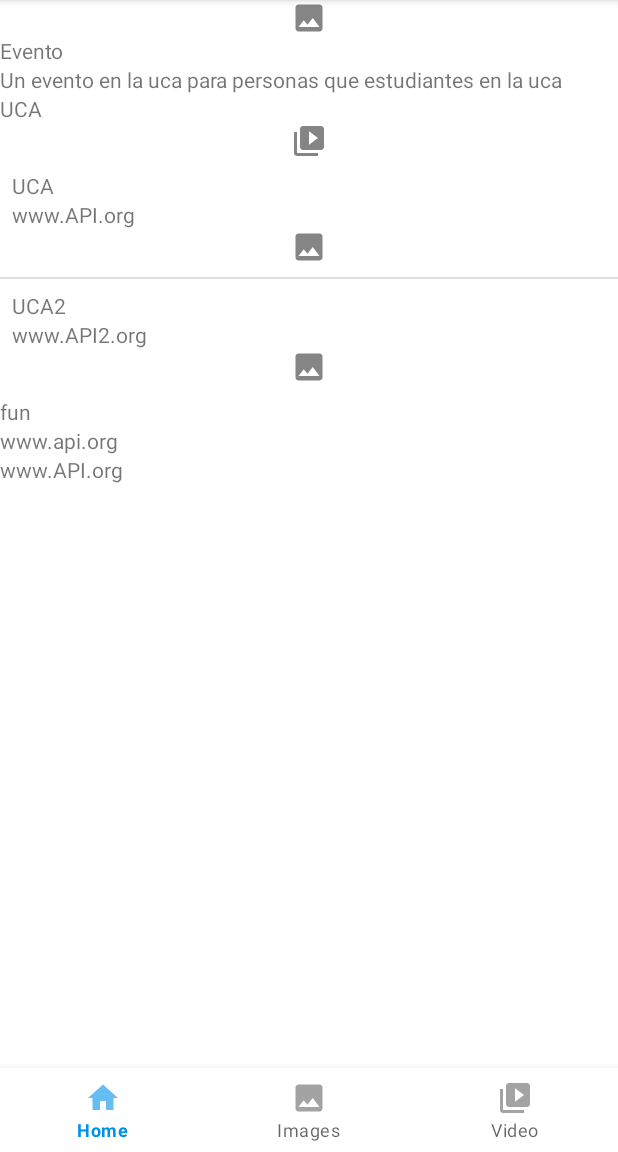
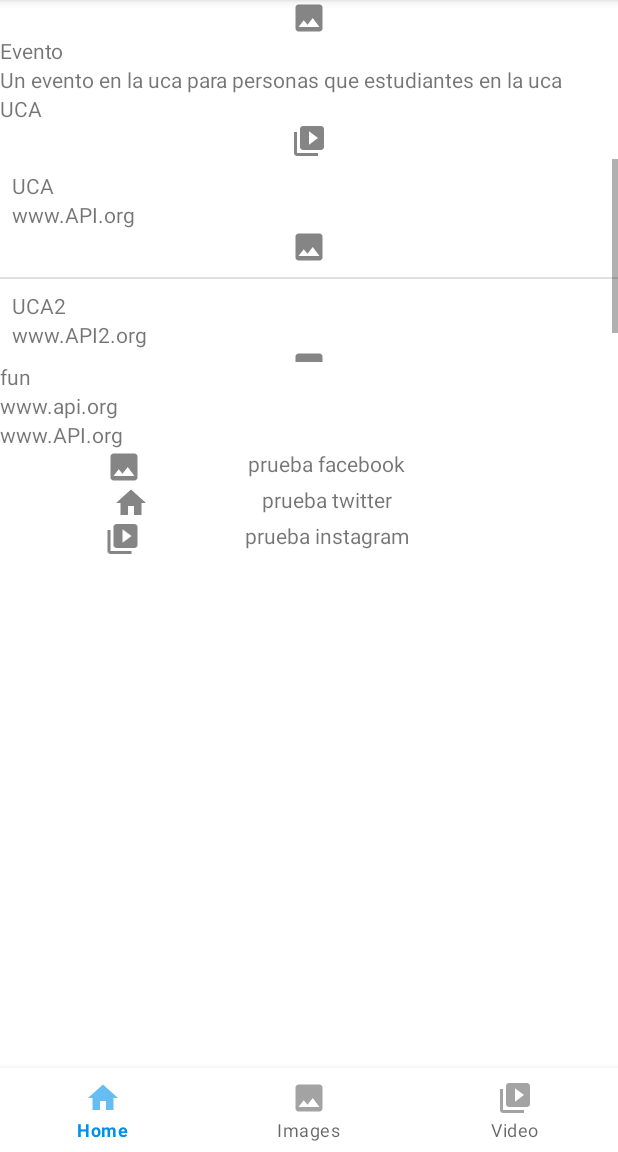
Before and after one commit to Sortweste/FeriaSolidaridadApp, an Android app: the screen it shows after launch (MainActivity), after a tap on "Evento", on a phone screen of 412 x 824 dp, the part 84-1236 px from its top. Run offline under Robolectric (Android 15) with nearby library versions, the phone set to English and light mode, and no system bars.

Commit message:
Mostrar redes sociales al abrir la cardview y poder retroceder en MainActivity

```diff
--- a/app/src/main/java/com/sort/feriaapp/MainActivity.kt
+++ b/app/src/main/java/com/sort/feriaapp/MainActivity.kt
@@ -30,13 +30,13 @@ class MainActivity : AppCompatActivity() {
         binding.bottomNavigation.setOnNavigationItemSelectedListener {
             when(it.itemId){
                 R.id.page_1 -> {
-                    setCurrentFragment(homeFragment)
+                    setCurrentFragment(homeFragment).addToBackStack(null)
                 }
                 R.id.page_2 -> {
-                    setCurrentFragment(mediaFragment)
+                    setCurrentFragment(mediaFragment).addToBackStack(null)
                 }
                 R.id.page_3 -> {
-                    setCurrentFragment(galleryFragment)
+                    setCurrentFragment(galleryFragment).addToBackStack(null)
                 }
             }
             true
--- a/app/src/main/java/com/sort/feriaapp/data/Article.kt
+++ b/app/src/main/java/com/sort/feriaapp/data/Article.kt
@@ -17,17 +17,11 @@ class Article (){
     var events:ArrayList<Events>? = null
     var type:String? = null
     var homepage:String? = null
-    //var social_media:ArrayList<socialMedia>? = null
+    var social_media:ArrayList<SocialMedia>? = null
 
-    constructor(id: Int,foto:Int,title:String, institution:String, description:String):this(){
-        this.id = id
-        this.foto = foto
-        this.title = title
-        this.institution = institution
-        this.description = description
-    }
+
     constructor(id: Int,foto:Int,title:String, institution:String, description:String,video:Int,meeting_url:String,
-    events: ArrayList<Events>,type:String,homepage:String):this(){
+    events: ArrayList<Events>,type:String,homepage:String,socialMedia:ArrayList<SocialMedia>):this(){
         this.id = id
         this.foto = foto
         this.title = title
@@ -38,5 +32,6 @@ class Article (){
         this.events = events
         this.type = type
         this.homepage = homepage
+        this.social_media = socialMedia
     }
 }
--- /dev/null
+++ b/app/src/main/java/com/sort/feriaapp/data/SocialMedia.kt
@@ -0,0 +1,14 @@
+package com.sort.feriaapp.data
+
+class SocialMedia() {
+    var name:String? = null
+    var url:String? = null
+    var type:String? = null
+
+    constructor(name:String, url:String, type:String):this(){
+        this.name = name
+        this.url = url
+        this.type = type
+    }
+
+}
--- a/app/src/main/java/com/sort/feriaapp/ui/HomeFragment.kt
+++ b/app/src/main/java/com/sort/feriaapp/ui/HomeFragment.kt
@@ -1,6 +1,7 @@
 package com.sort.feriaapp.ui
 
 import android.os.Bundle
+import android.util.Log
 import androidx.fragment.app.Fragment
 import android.view.LayoutInflater
 import android.view.View
@@ -9,10 +10,7 @@ import androidx.fragment.app.FragmentTransaction
 import androidx.recyclerview.widget.GridLayoutManager
 import androidx.recyclerview.widget.RecyclerView
 import com.sort.feriaapp.R
-import com.sort.feriaapp.data.RVAdaptadorCustom
-import com.sort.feriaapp.data.Article
-import com.sort.feriaapp.data.Events
-import com.sort.feriaapp.data.RVArticlesClickListener
+import com.sort.feriaapp.data.*
 import com.sort.feriaapp.databinding.FragmentHomeBinding
 
 private const val ARG_PARAM1 = "param1"
@@ -49,18 +47,23 @@ class HomeFragment : Fragment() {
         evento.add(Events("UCA",R.drawable.ic_action_image,"www.API.org"))
         evento.add(Events("UCA2",R.drawable.ic_action_image,"www.API2.org"))
 
+        val socialMedia = ArrayList<SocialMedia>()
+        socialMedia.add(SocialMedia("prueba facebook","www/someurlforfacebook.com","facebook") )
+        socialMedia.add(SocialMedia("prueba twitter","www/someurlfortwitter.com","twitter"))
+        socialMedia.add(SocialMedia("prueba instagram","www/someurlforinstagram.com","instagram"))
+
 
         val articles = ArrayList<Article>()
         articles.add(Article(1,R.drawable.ic_action_image,"Evento","UCA","Un evento en la uca para personas que estudiantes en la uca",R.drawable.ic_action_video,
-            "www.api.org",evento,"fun","www.API.org"
+            "www.api.org",evento,"fun","www.API.org",socialMedia
         ))
         articles.add(Article(2,R.drawable.ic_action_image,"Evento2","UCA 2","Un evento en la uca 2 para personas que estudiantes en la uca 2",R.drawable.ic_action_video,
-            "www.api.org",evento,"fun","www.API.org"
+            "www.api.org",evento,"fun","www.API.org",socialMedia
         ))
         articles.add(Article(3,R.drawable.ic_action_image,"Evento3","UCA 3","Un evento en la uca 3 para personas que estudiantes en la uca 3",R.drawable.ic_action_video,
-            "www.api.org",evento,"fun","www.API.org"
+            "www.api.org",evento,"fun","www.API.org",socialMedia
         ))
-
+        //Log.d("debug red social", socialMedia.get(1).name);
         lista = view.findViewById(R.id.RVArticle)
         lista?.setHasFixedSize(true)
 
--- a/app/src/main/java/com/sort/feriaapp/ui/template_recyclerview_article_show.kt
+++ b/app/src/main/java/com/sort/feriaapp/ui/template_recyclerview_article_show.kt
@@ -1,6 +1,7 @@
 package com.sort.feriaapp.ui
 
 import android.os.Bundle
+import android.util.Log
 import androidx.fragment.app.Fragment
 import android.view.LayoutInflater
 import android.view.View
@@ -12,6 +13,7 @@ import com.sort.feriaapp.R
 import com.sort.feriaapp.data.Article
 import com.sort.feriaapp.data.Events
 import com.sort.feriaapp.data.LVeventosAdaptador
+import kotlin.math.log
 
 // TODO: Rename parameter arguments, choose names that match
 // the fragment initialization parameters, e.g. ARG_ITEM_NUMBER
@@ -84,7 +86,12 @@ class template_recyclerview_article_show : Fragment() {
         var LVevents = view.findViewById<ListView>(R.id.LVeventos_show)
         var TVtype = view.findViewById<TextView>(R.id.TVtype_show)
         var TVhomepage = view.findViewById<TextView>(R.id.TVhomepage)
-
+        var TVsocialmedia1 = view.findViewById<TextView>(R.id.TVsocialmedia1_show)
+        var TVsocialmedia2 = view.findViewById<TextView>(R.id.TVsocialmedia2_show)
+        var TVsocialmedia3= view.findViewById<TextView>(R.id.TVsocialmedia3_show)
+        var IMGsocialmedia1 = view.findViewById<ImageView>(R.id.IMGsocialmedia1_show)
+        var IMGsocialmedia2 = view.findViewById<ImageView>(R.id.IMGsocialmedia2_show)
+        var IMGsocialmedia3= view.findViewById<ImageView>(R.id.IMGsocialmedia3_show)
         adapter = LVeventosAdaptador(view.context, articles?.events!!)
         LVevents.adapter = adapter
 
@@ -94,10 +101,17 @@ class template_recyclerview_article_show : Fragment() {
         IMGimg.setImageResource(articles?.foto!!)
         VIDvideo.setImageResource(articles?.video!!)
         TVmeeting.setText(articles?.meeting_url)
+        TVtype.setText(articles?.type)
+        TVhomepage.setText(articles?.homepage)
+
+        TVsocialmedia1.setText(articles?.social_media!!.get(0).name)
+        TVsocialmedia2.setText(articles?.social_media!!.get(1).name)
+        TVsocialmedia3.setText(articles?.social_media!!.get(2).name)
+        imageSocialMedia(articles?.social_media!!.get(0).type,IMGsocialmedia1)
+        imageSocialMedia(articles?.social_media!!.get(1).type,IMGsocialmedia2)
+        imageSocialMedia(articles?.social_media!!.get(2).type,IMGsocialmedia3)
 
 
-        TVtype.setText(articles?.type)
-        TVhomepage.setText(articles?.homepage)
 
 
 
@@ -131,6 +145,16 @@ class template_recyclerview_article_show : Fragment() {
                     putString(ARG_homepage, homepage)
                 }
             }*/
+        fun imageSocialMedia(type:String?,imageview:ImageView){
+            if (type =="facebook"){
+                imageview.setImageResource(R.drawable.ic_action_image)
+            }else if(type =="twitter"){
+                imageview.setImageResource(R.drawable.ic_action_home)
+            }else if(type =="instagram"){
+                imageview.setImageResource(R.drawable.ic_action_video)
+            }
+        }
+
         @JvmStatic
         fun newInstance(article: Article?) =
             template_recyclerview_article_show().apply {
--- a/app/src/main/res/layout/fragment_template_recyclerview_article_show.xml
+++ b/app/src/main/res/layout/fragment_template_recyclerview_article_show.xml
@@ -44,7 +44,7 @@
         <ListView
             android:id="@+id/LVeventos_show"
             android:layout_width="match_parent"
-            android:layout_height="wrap_content" />
+            android:layout_height="135dp" />
 
         <TextView
             android:id="@+id/TVtype_show"
@@ -63,5 +63,66 @@
             android:layout_width="match_parent"
             android:layout_height="wrap_content"
             android:text="homepage" />
+
+        <LinearLayout
+            android:layout_width="match_parent"
+            android:layout_height="wrap_content"
+            android:orientation="horizontal">
+
+            <ImageView
+                android:id="@+id/IMGsocialmedia1_show"
+                android:layout_width="wrap_content"
+                android:layout_height="wrap_content"
+                android:layout_weight="1"
+                android:src="@drawable/ic_action_image" />
+
+            <TextView
+                android:id="@+id/TVsocialmedia1_show"
+                android:layout_width="wrap_content"
+                android:layout_height="wrap_content"
+                android:layout_weight="1"
+                android:text="Facebook" />
+        </LinearLayout>
+
+        <LinearLayout
+            android:layout_width="match_parent"
+            android:layout_height="wrap_content"
+            android:orientation="horizontal">
+
+            <ImageView
+                android:id="@+id/IMGsocialmedia2_show"
+                android:layout_width="wrap_content"
+                android:layout_height="wrap_content"
+                android:layout_weight="1"
+                android:src="@drawable/ic_action_image" />
+
+            <TextView
+                android:id="@+id/TVsocialmedia2_show"
+                android:layout_width="wrap_content"
+                android:layout_height="wrap_content"
+                android:layout_weight="1"
+                android:text="Twitter" />
+        </LinearLayout>
+
+        <LinearLayout
+            android:layout_width="match_parent"
+            android:layout_height="wrap_content"
+            android:orientation="horizontal">
+
+            <ImageView
+                android:id="@+id/IMGsocialmedia3_show"
+                android:layout_width="wrap_content"
+                android:layout_height="wrap_content"
+                android:layout_weight="1"
+                android:src="@drawable/ic_action_image" />
+
+            <TextView
+                android:id="@+id/TVsocialmedia3_show"
+                android:layout_width="wrap_content"
+                android:layout_height="wrap_content"
+                android:layout_weight="1"
+                android:text="Instagram" />
+        </LinearLayout>
+
     </LinearLayout>
 </FrameLayout>
```
